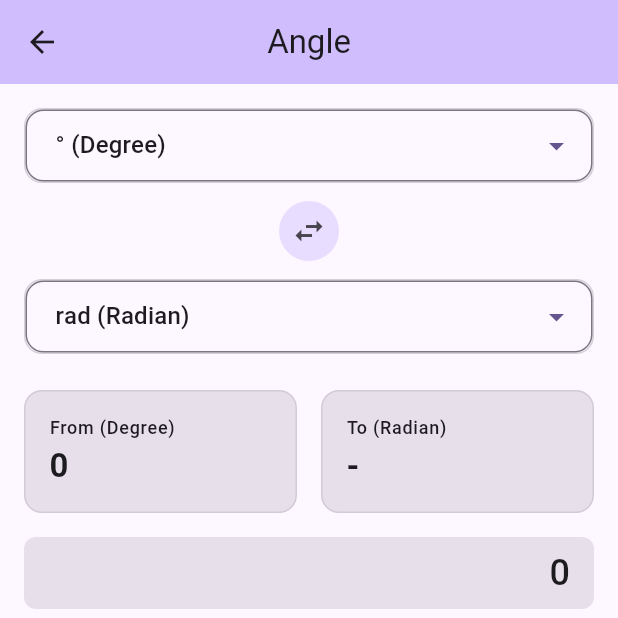
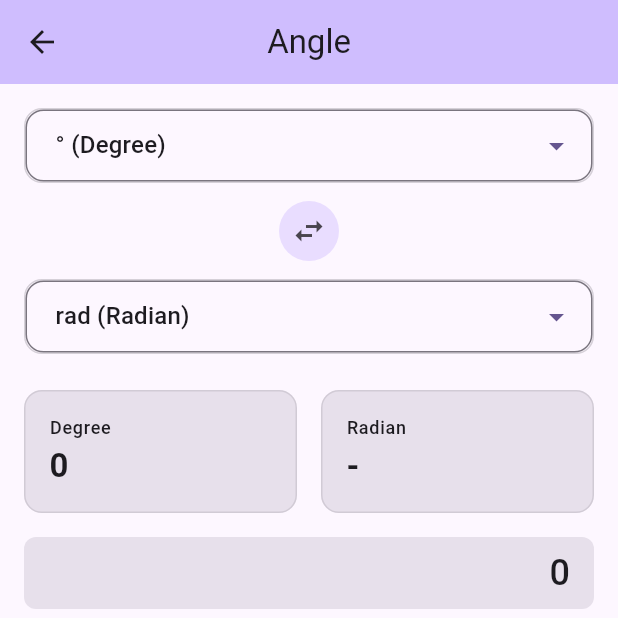
Before and after one commit to ycforward/omnibus_converter, a Flutter app: the screen it shows after launch, after a tap on "Angle", on a phone screen of 412 x 824 dp, the top half of it. Run offline on Flutter 3.47's test engine with Material 3 defaults, Android fonts, the phone set to English and light mode, and no system bars; our stand-ins replace flutter_dotenv, math_expressions, shared_preferences; network calls fail.

Commit message:
UI: Replace 'From'/'To' labels with just unit abbreviation (e.g., 'USD', 'CNY') above value boxes for clarity

```diff
--- a/lib/screens/converter_screen.dart
+++ b/lib/screens/converter_screen.dart
@@ -288,7 +288,7 @@ class _ConverterScreenState extends State<ConverterScreen> {
                         crossAxisAlignment: CrossAxisAlignment.start,
                         children: [
                           Text(
-                            'From (${_fromUnit})',
+                            _fromUnit,
                             style: Theme.of(context).textTheme.labelMedium,
                           ),
                           const SizedBox(height: 4),
@@ -315,7 +315,7 @@ class _ConverterScreenState extends State<ConverterScreen> {
                         crossAxisAlignment: CrossAxisAlignment.start,
                         children: [
                           Text(
-                            'To (${_toUnit})',
+                            _toUnit,
                             style: Theme.of(context).textTheme.labelMedium,
                           ),
                           const SizedBox(height: 4),
```
